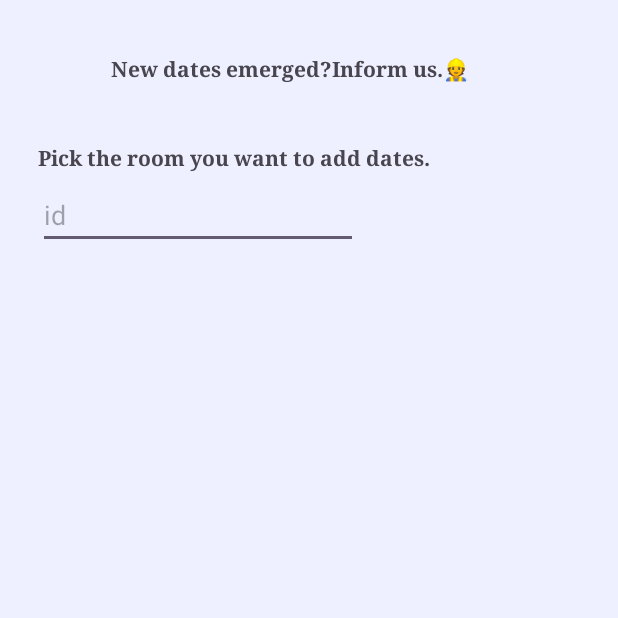
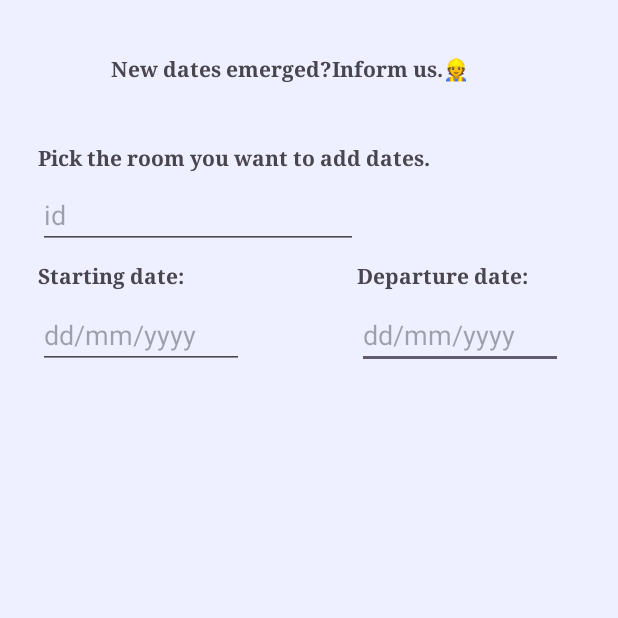
Before and after one commit to DimitrisToumazatos/Room-Booking-Android-App, an Android app: the AddDatesActivity screen opened directly, with no data from a screen before it, on a phone screen of 412 x 824 dp, the top half of it. Run offline under Robolectric (Android 15) with nearby library versions, the phone set to English and light mode, and no system bars.

Commit message:
Complete add dates page and create rating page.

```diff
--- a/app/src/main/AndroidManifest.xml
+++ b/app/src/main/AndroidManifest.xml
@@ -12,6 +12,9 @@
         android:supportsRtl="true"
         android:theme="@style/Theme.RoomBookingAndroidApp"
         tools:targetApi="31">
+        <activity
+            android:name=".rating.RateARoomActivity"
+            android:exported="false"/>
         <activity
             android:name=".insertion.InsertRoomActivity"
             android:exported="false"/>
--- a/app/src/main/java/com/DistributedSystems/room_booking_android_app/customerConnection/CustomerConnectionPresenter.java
+++ b/app/src/main/java/com/DistributedSystems/room_booking_android_app/customerConnection/CustomerConnectionPresenter.java
@@ -9,4 +9,6 @@ public class CustomerConnectionPresenter {
     }
 
     public void onExit() {view.exit();}
+
+    public void onRatingButton() {view.ratingButton();}
 }
--- a/app/src/main/java/com/DistributedSystems/room_booking_android_app/customerConnection/CustomerConnectionView.java
+++ b/app/src/main/java/com/DistributedSystems/room_booking_android_app/customerConnection/CustomerConnectionView.java
@@ -3,4 +3,6 @@ package com.DistributedSystems.room_booking_android_app.customerConnection;
 public interface CustomerConnectionView {
 
     void exit();
+
+    void ratingButton();
 }
--- /dev/null
+++ b/app/src/main/java/com/DistributedSystems/room_booking_android_app/rating/RateARoomView.java
@@ -0,0 +1,4 @@
+package com.DistributedSystems.room_booking_android_app.rating;
+
+public interface RateARoomView {
+}
--- a/app/src/main/res/layout/activity_datesaddition.xml
+++ b/app/src/main/res/layout/activity_datesaddition.xml
@@ -4,10 +4,58 @@
     xmlns:tools="http://schemas.android.com/tools"
     android:layout_width="match_parent"
     android:layout_height="match_parent"
-    android:background="@color/material_dynamic_secondary95"><![CDATA[
-    >
+    android:background="@color/material_dynamic_secondary95">
 
-    ]]>
+    <EditText
+        android:id="@+id/departureDateText"
+        android:layout_width="137dp"
+        android:layout_height="44dp"
+        android:ems="10"
+        android:hint="dd/mm/yyyy"
+        android:inputType="text"
+        app:layout_constraintEnd_toEndOf="@+id/departureDate"
+        app:layout_constraintHorizontal_bias="0.0"
+        app:layout_constraintStart_toStartOf="@+id/departureDate"
+        app:layout_constraintTop_toBottomOf="@+id/departureDate" />
+
+    <TextView
+        android:id="@+id/departureDate"
+        android:layout_width="134dp"
+        android:layout_height="28dp"
+        android:layout_marginTop="8dp"
+        android:layout_marginEnd="40dp"
+        android:fontFamily="serif"
+        android:text="Departure date:"
+        android:textStyle="bold"
+        app:layout_constraintEnd_toEndOf="parent"
+        app:layout_constraintTop_toBottomOf="@+id/roomId"
+        tools:ignore="MissingConstraints" />
+
+    <EditText
+        android:id="@+id/startingDateText"
+        android:layout_width="137dp"
+        android:layout_height="44dp"
+        android:ems="10"
+        android:hint="dd/mm/yyyy"
+        android:inputType="text"
+        app:layout_constraintEnd_toEndOf="@+id/startingDate"
+        app:layout_constraintHorizontal_bias="0.0"
+        app:layout_constraintStart_toStartOf="@+id/startingDate"
+        app:layout_constraintTop_toBottomOf="@+id/startingDate" />
+
+    <TextView
+        android:id="@+id/startingDate"
+        android:layout_width="134dp"
+        android:layout_height="28dp"
+        android:layout_marginTop="8dp"
+        android:fontFamily="serif"
+        android:text="Starting date:"
+        android:textStyle="bold"
+        app:layout_constraintEnd_toStartOf="@+id/departureDate"
+        app:layout_constraintHorizontal_bias="0.0"
+        app:layout_constraintStart_toStartOf="@+id/roomId"
+        app:layout_constraintTop_toBottomOf="@+id/roomId"
+        tools:ignore="MissingConstraints" />
 
     <ListView
         android:layout_width="361dp"
--- a/app/src/main/res/layout/activity_insertion.xml
+++ b/app/src/main/res/layout/activity_insertion.xml
@@ -197,7 +197,7 @@
         android:layout_height="57dp"
         android:layout_marginStart="36dp"
         android:layout_marginTop="40dp"
-        android:text="Please place the image you want in the folder java/com/DistributedSystems/domain/images ana type the name of the photo below:"
+        android:text="Please place the image you want in the folder java/com/DistributedSystems/domain/images and type the name of the photo below:"
         android:textSize="15sp"
         android:textStyle="bold"
         app:layout_constraintStart_toStartOf="parent"
```
Also changed, not shown: app/src/main/java/com/DistributedSystems/room_booking_android_app/customerConnection/CustomerConnectionActivity.java (+12 -0 lines), app/src/main/java/com/DistributedSystems/room_booking_android_app/rating/RateARoomActivity.java (added, +17 -0 lines), app/src/main/java/com/DistributedSystems/room_booking_android_app/rating/RateARoomPresenter.java (added, +12 -0 lines), app/src/main/res/layout/activity_rating.xml (added, +80 -0 lines).
